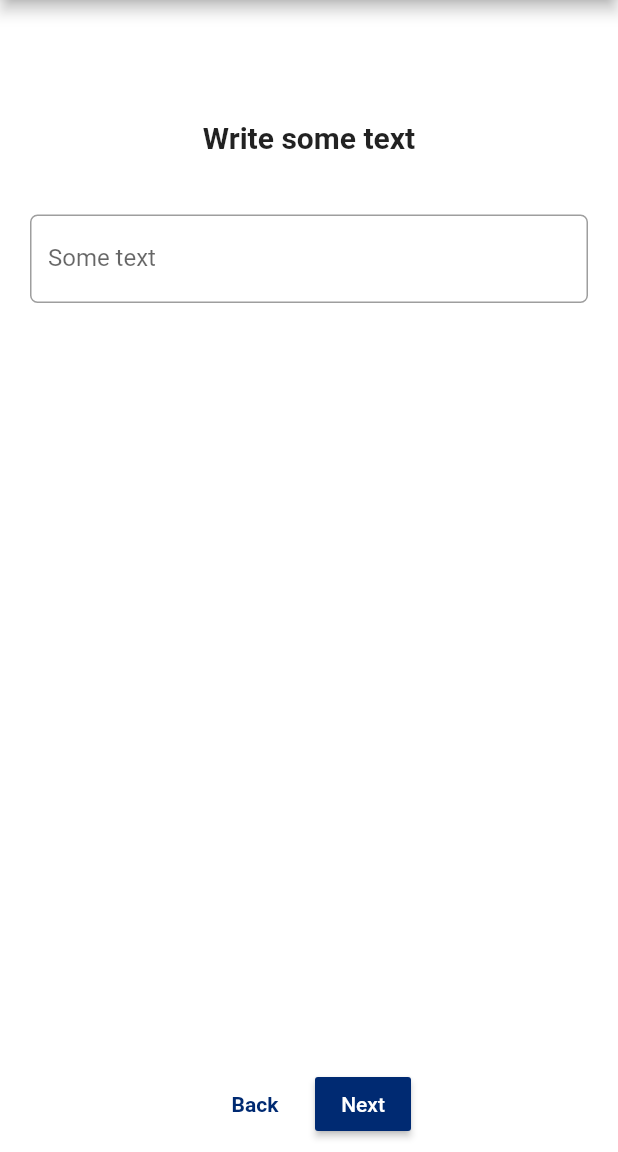
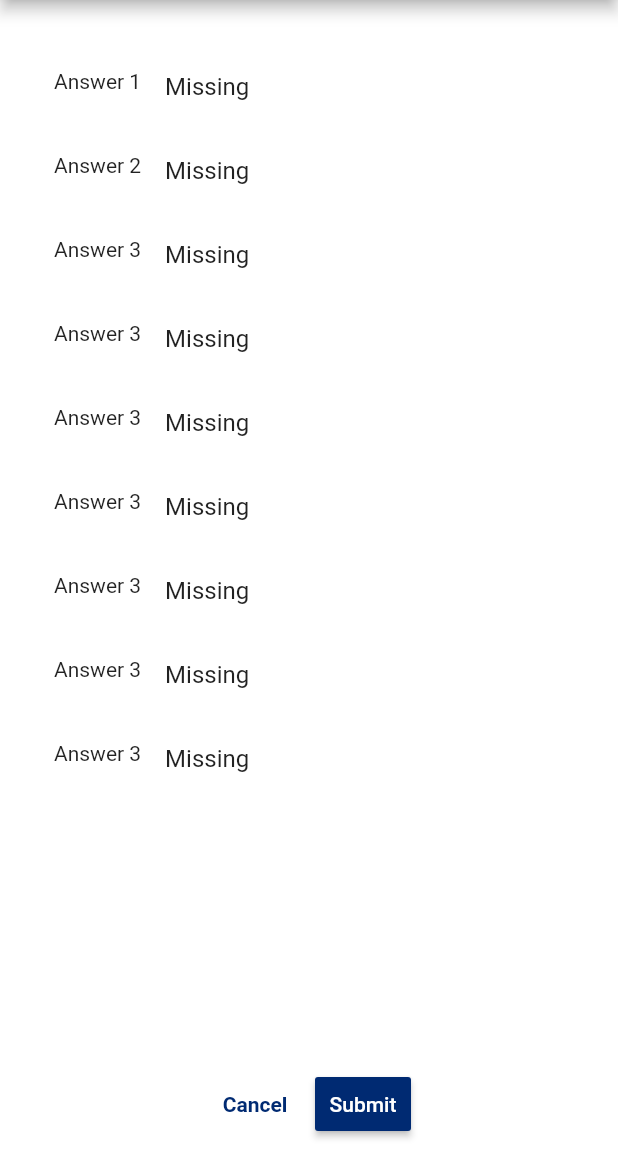
Before and after one commit to japp2015/CORE, a Flutter app: the ThirdQuestion screen opened directly, after a tap on "Next", on a phone screen of 412 x 824 dp, the part 84-1236 px from its top. Run offline on Flutter 3.47's test engine with Material 2 defaults, Android fonts, the phone set to English and light mode, and no system bars; missing offline and left inert: grouped_buttons.

Commit message:
Form answers

```diff
--- a/lib/screens/firstQuestion.dart
+++ b/lib/screens/firstQuestion.dart
@@ -33,7 +33,9 @@ class Question extends State<FirstQuestion> {
                   ),
                 ),
               ),
-              CheckboxGroup(
+              Padding(
+                padding: EdgeInsets.only(left: 40),
+                child: CheckboxGroup(
                     labels: <String>[
                       "Web Development",
                       "App Development",
@@ -45,6 +47,7 @@ class Question extends State<FirstQuestion> {
                     q1_checked = checked;
                     print(q1_checked.toString());
                   },),
+              ),
             ])),
       bottomNavigationBar: Container(
           child: Padding(
@@ -68,7 +71,7 @@ class Question extends State<FirstQuestion> {
                 RaisedButton(
                   onPressed: () {
                     Navigator.push(context, MaterialPageRoute(builder: (context) {
-                      return SecondQuestion();
+                      return SecondQuestion(q1_ans: q1_checked);
                     }));
                   },
                   child: Text("Next", style: TextStyle(color: Colors.white)),
--- /dev/null
+++ b/lib/screens/formAnswers.dart
@@ -0,0 +1,217 @@
+import 'package:core/screens/secondQuestion.dart';
+import 'package:core/screens/startForm.dart';
+import 'package:flutter/material.dart';
+import 'package:grouped_buttons/grouped_buttons.dart';
+
+class FormAnswers extends StatefulWidget {
+
+  final List<String> q1_ans;
+  final List<String> q2_ans;
+  final String q3_ans;
+
+  String val1, val2, val3;
+
+  FormAnswers({Key key, this.q1_ans, this.q2_ans, this.q3_ans})
+      : super (key: key);
+
+  @override
+  State<StatefulWidget> createState() {
+    if (q1_ans == null || q1_ans.isEmpty) {
+      val1 = "Missing";
+    }
+    else {
+      val1 = "";
+      for (int i = 0; i < q1_ans.length; i++) {
+        val1 = val1  +  q1_ans[i] + ", ";
+      }
+    }
+
+    if (q2_ans == null || q2_ans.isEmpty) {
+      val2 = "Missing";
+    }
+    else {
+      val2 = "";
+      for (int i = 0; i < q2_ans.length; i++) {
+        val2 = val2 + q2_ans[i] + ", ";
+      }
+    }
+
+    if (q3_ans == null || q3_ans.isEmpty) {
+      val3 = "Missing";
+    }
+    else {
+      val3 = q3_ans;
+    }
+
+    return Answers();
+  }
+}
+
+class Answers extends State<FormAnswers> {
+  @override
+  Widget build(BuildContext context) {
+    return Scaffold(
+        backgroundColor: Colors.white,
+        appBar:
+        AppBar(title: Text('CORE'), backgroundColor: new Color(0xFF002A72)),
+        body: Container(
+          child:
+              Padding(
+                padding: EdgeInsets.only(top: 30, left: 20, right: 20),
+                child: ListView(
+                  shrinkWrap: true,
+                  children: <Widget>[
+                  ListTile(
+                    leading: Text(
+                      "Answer 1"
+                    ),
+                    title: Text(
+                      widget.val1,
+                    ),
+                  ),
+                  ListTile(
+                    leading: Text(
+                        "Answer 2"
+                    ),
+                    title: Text(
+                      widget.val2,
+                    ),
+                  ),
+                  ListTile(
+                    leading: Text(
+                        "Answer 3"
+                    ),
+                    title: Text(
+                      widget.val3,
+                    ),
+                  ),
+                    ListTile(
+                      leading: Text(
+                          "Answer 3"
+                      ),
+                      title: Text(
+                        widget.val3,
+                      ),
+                    ),
+                    ListTile(
+                      leading: Text(
+                          "Answer 3"
+                      ),
+                      title: Text(
+                        widget.val3,
+                      ),
+                    ),
+                    ListTile(
+                      leading: Text(
+                          "Answer 3"
+                      ),
+                      title: Text(
+                        widget.val3,
+                      ),
+                    ),
+                    ListTile(
+                      leading: Text(
+                          "Answer 3"
+                      ),
+                      title: Text(
+                        widget.val3,
+                      ),
+                    ),
+                    ListTile(
+                      leading: Text(
+                          "Answer 3"
+                      ),
+                      title: Text(
+                        widget.val3,
+                      ),
+                    ),
+                    ListTile(
+                      leading: Text(
+                          "Answer 3"
+                      ),
+                      title: Text(
+                        widget.val3,
+                      ),
+                    ),
+                ],
+                ),
+              )
+
+
+          /*Column(
+            children: <Widget>[
+              Center(
+                child: Padding(
+                  padding: EdgeInsets.only(
+                      left: 40, right: 40, top: 30, bottom: 30),
+                  child: Text(
+                    widget.val1,
+                    textAlign: TextAlign.center,
+                    style: TextStyle(
+                      fontSize: 15,
+                    ),
+                  ),
+                ),
+              ),
+              Padding(
+                padding: EdgeInsets.only(
+                    left: 40, right: 40, top: 30, bottom: 30),
+                child: Text(
+                  widget.val2,
+                  textAlign: TextAlign.center,
+                  style: TextStyle(
+                    fontSize: 15,
+                  ),
+                ),
+              ),
+              Padding(
+                padding: EdgeInsets.only(
+                    left: 40, right: 40, top: 30, bottom: 30),
+                child: Text(
+                  widget.val3,
+                  textAlign: TextAlign.center,
+                  style: TextStyle(
+                    fontSize: 15,
+                  ),
+                ),
+              ),
+            ],
+          ),*/
+        ),
+        bottomNavigationBar: Container(
+            child: Padding(
+              padding: EdgeInsets.only(top: 20),
+              child: ButtonBar(
+                alignment: MainAxisAlignment.center,
+                children: <Widget>[
+                  FlatButton(
+                    onPressed: () {
+                      Navigator.push(
+                          context, MaterialPageRoute(builder: (context) {
+                        return StartForm();
+                      }));
+                    },
+                    child: Text(
+                      "Cancel",
+                      style: TextStyle(
+                          fontWeight: FontWeight.bold,
+                          color: new Color(0xFF002A72)),
+                    ),
+                    color: Colors.white,
+                  ),
+                  RaisedButton(
+                    onPressed: () {
+
+                    },
+                    child: Text("Submit", style: TextStyle(color: Colors.white)),
+                    color: new Color(0xFF002A72),
+                  )
+                ]
+                ,
+              )
+              ,
+            )));
+  }
+
+
+}
--- a/lib/screens/secondQuestion.dart
+++ b/lib/screens/secondQuestion.dart
@@ -4,8 +4,20 @@ import 'package:flutter/material.dart';
 import 'package:grouped_buttons/grouped_buttons.dart';
 
 class SecondQuestion extends StatefulWidget {
+
+  final List<String> q1_ans;
+  String val;
+
+  SecondQuestion({Key key, this.q1_ans}) : super (key:key);
+
   @override
   State<StatefulWidget> createState() {
+    if(q1_ans == null || q1_ans.isEmpty) {
+      val = "NÃO PREENCHEU NADA NA 1";
+    }
+    else {
+      val = "RESPOSTA NA 1: " + q1_ans[0];
+    }
     return Question();
   }
 }
@@ -33,7 +45,9 @@ class Question extends State<SecondQuestion> {
                 ),
               ),
             ),
-            CheckboxGroup(
+            Padding(
+              padding: EdgeInsets.only(left: 40),
+              child: CheckboxGroup(
                 labels: <String>[
                   "Engineering",
                   "Technical",
@@ -45,6 +59,7 @@ class Question extends State<SecondQuestion> {
                   q2_checked = checked;
                   print(q2_checked.toString());
                 },
+              ),
             ),
           ])),
       bottomNavigationBar: Container(
@@ -69,7 +84,7 @@ class Question extends State<SecondQuestion> {
             RaisedButton(
               onPressed: () {
                 Navigator.push(context, MaterialPageRoute(builder: (context) {
-                  return ThirdQuestion();
+                  return ThirdQuestion(q1_ans: widget.q1_ans, q2_ans: q2_checked);
                 }));
               },
               child: Text("Next", style: TextStyle(color: Colors.white)),
--- a/lib/screens/thirdQuestion.dart
+++ b/lib/screens/thirdQuestion.dart
@@ -1,11 +1,34 @@
+import 'package:core/screens/formAnswers.dart';
 import 'package:core/screens/secondQuestion.dart';
 import 'package:core/screens/startForm.dart';
 import 'package:flutter/material.dart';
 import 'package:grouped_buttons/grouped_buttons.dart';
 
 class ThirdQuestion extends StatefulWidget {
+
+  final List<String> q1_ans;
+  final List<String> q2_ans;
+
+  String val1, val2;
+
+  ThirdQuestion({Key key, this.q1_ans, this.q2_ans}) : super (key:key);
+
   @override
   State<StatefulWidget> createState() {
+    if(q1_ans == null || q1_ans.isEmpty) {
+      val1 = "NÃO PREENCHEU NADA NA 1";
+    }
+    else {
+      val1 = "Resposta na 1: " + q1_ans[0];
+    }
+
+    if(q2_ans == null || q2_ans.isEmpty) {
+      val2 = "NÃO PREENCHEU NADA NA 2";
+    }
+    else {
+      val2 = "Resposta na 2: " + q2_ans[0];
+    }
+
     return Question();
   }
 }
@@ -34,7 +57,7 @@ class Question extends State<ThirdQuestion> {
             ),
           ),
           Padding(
-            padding: EdgeInsets.only(top: 10, bottom: 10, left: 20, right: 20),
+            padding: EdgeInsets.only(top: 10, bottom: 10, left: 40, right: 40),
             child: TextField(
                 onSubmitted: (String userInput) { //onSubmitted o texto muda quando clicamos ok
                   setState(() {
@@ -72,7 +95,9 @@ class Question extends State<ThirdQuestion> {
                 ),
                 RaisedButton(
                   onPressed: () {
-
+                    Navigator.push(context, MaterialPageRoute(builder: (context) {
+                      return FormAnswers(q1_ans: widget.q1_ans, q2_ans: widget.q2_ans, q3_ans: q3_txt);
+                    }));
                   },
                   child: Text("Next", style: TextStyle(color: Colors.white)),
                   color: new Color(0xFF002A72),
```
Lines whose indentation alone changed are shown as unchanged.
